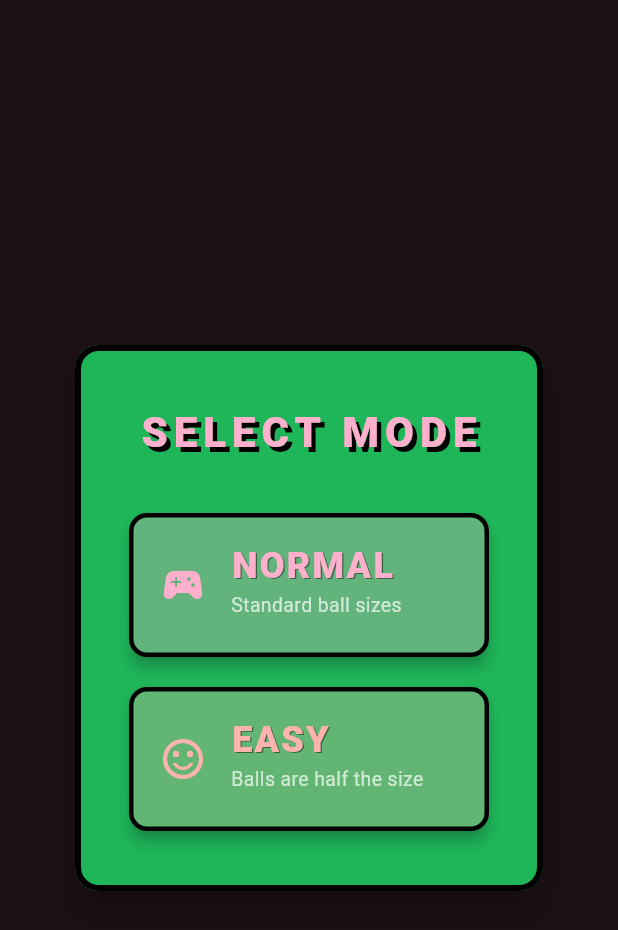
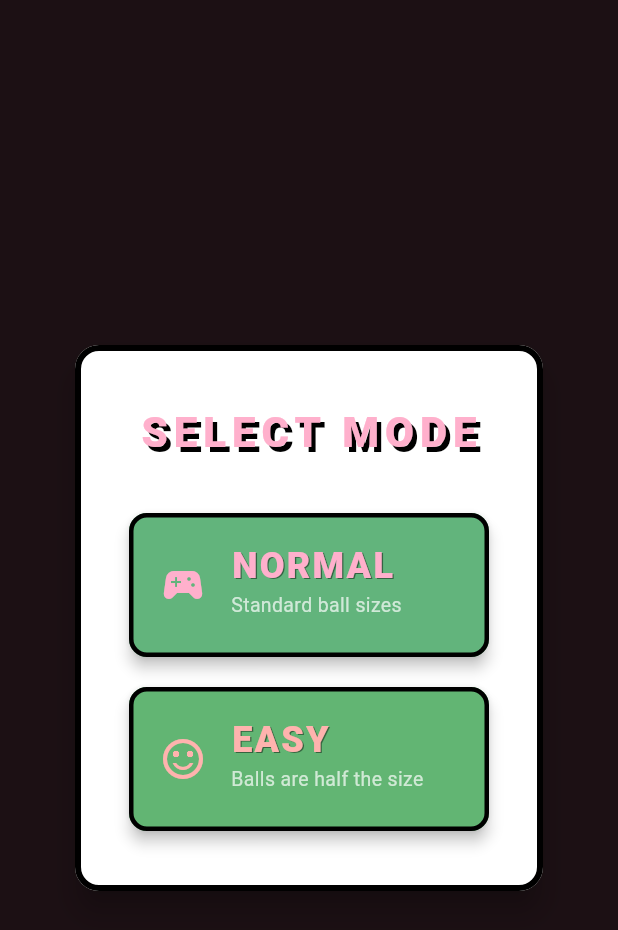
Before and after one commit to Fush1m1/forge2d_game, a Flutter app: the ModeSelectMenu widget shown alone on an empty page, opened directly with empty values, on a phone screen of 412 x 824 dp. Shown: the top 930 px of the screen. Run offline on Flutter 3.47's test engine with Material 3 defaults, Android fonts, the phone set to English and light mode, and no system bars; our stand-ins replace sensors_plus; missing offline and left inert: flame, flame_audio, flame_forge2d, flame_kenney_xml, shake; statements that could not run were skipped.

Commit message:
style: Select Modeモーダルの背景も白に変更
外側のCard背景色を _cardGreen から Colors.white に変更。
_ModeButton側の配色は変更なし。

Co-Authored-By: Claude Sonnet 5 <noreply@anthropic.com>

```diff
--- a/lib/app/overlays/mode_select_menu.dart
+++ b/lib/app/overlays/mode_select_menu.dart
@@ -25,7 +25,7 @@ class ModeSelectMenu extends StatelessWidget {
       onTap: () {},
       child: Card(
         margin: EdgeInsets.zero,
-        color: _cardGreen,
+        color: Colors.white,
         elevation: 8,
         shadowColor: Colors.black,
         shape: RoundedRectangleBorder(
```
